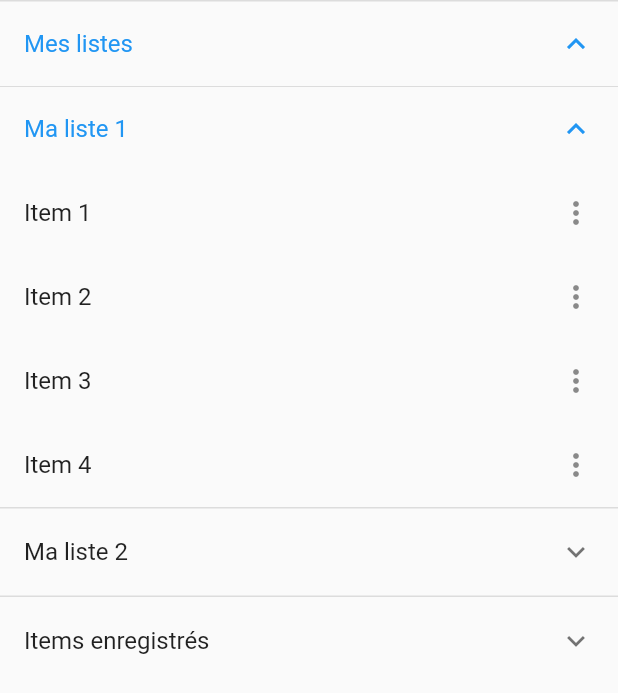
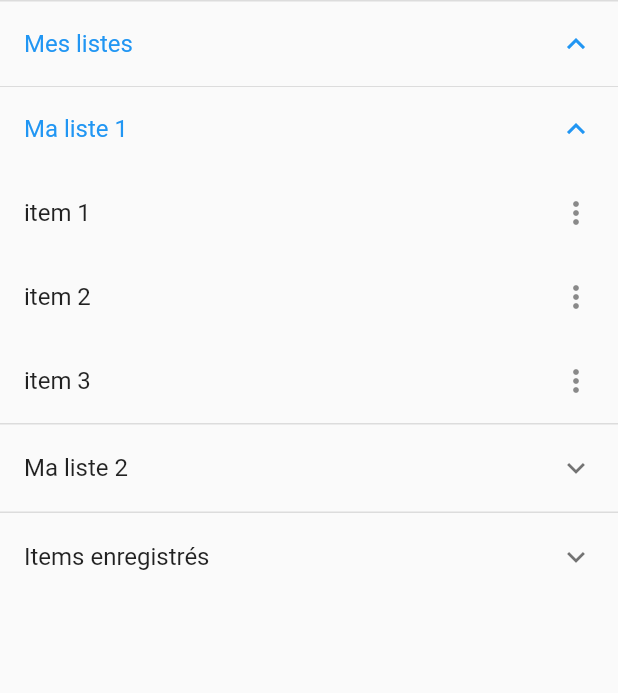
Before and after one commit to ActxLeToucan/CityXplorer, a Flutter app: the DashBoard widget shown alone on an empty page, opened directly, after a tap on "Mes listes", after a tap on "Ma liste 1", on a phone screen of 412 x 824 dp. Shown: the top 693 px of the screen. Run offline on Flutter 3.47's test engine with Material 2 defaults, Android fonts, the phone set to English and light mode, and no system bars; our stand-ins replace camera, fluttertoast, font_awesome_flutter, hexcolor, location; missing offline and left inert: encrypt, exif.

Commit message:
dashboard generation plus "en dur"

```diff
--- a/source/CityXplorer/lib/vues/dashboard_card.dart
+++ b/source/CityXplorer/lib/vues/dashboard_card.dart
@@ -8,39 +8,27 @@ class DashBoard extends StatelessWidget {
 
   const DashBoard({required this.lists, required this.savedItems});
 
+  @override
   Widget build(BuildContext context) {
+    List<Widget> mesListes = [];
+    lists.forEach((key, value) {
+      List<Widget> items = [];
+      for (final item in value) {
+        items.add(_renderListTile(item.toString()));
+      }
+      mesListes.add(ExpansionTile(title: Text(key), children: items));
+    });
+
+    List<Widget> itemsEnregistres = [];
+    for (final item in this.savedItems) {
+      itemsEnregistres.add(_renderListTile(item.toString()));
+    }
+
     return Column(
       children: <Widget>[
+        ExpansionTile(title: Text("Mes listes"), children: mesListes),
         ExpansionTile(
-          title: Text("Mes listes"),
-          children: <Widget>[
-            ExpansionTile(
-              title: Text("Ma liste 1"),
-              children: <Widget>[
-                _renderListTile("Item 1"),
-                _renderListTile("Item 2"),
-                _renderListTile("Item 3"),
-                _renderListTile("Item 4"),
-              ],
-            ),
-            ExpansionTile(
-              title: Text("Ma liste 2"),
-              children: <Widget>[
-                _renderListTile("Item 1"),
-                _renderListTile("Item 2"),
-                _renderListTile("Item 3"),
-                _renderListTile("Item 4"),
-              ],
-            ),
-          ],
-        ),
-        ExpansionTile(
-          title: Text("Items enregistrés"),
-          children: <Widget>[
-            for (final item in this.savedItems)
-              _renderListTile(item.toString()),
-          ],
-        ),
+            title: Text("Items enregistrés"), children: itemsEnregistres),
       ],
     );
   }
```
Also changed, not shown: 1 other file.
